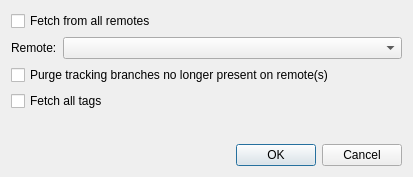
bokic/gitmaster, file qgitfetchdialog.ui: the form before one commit.
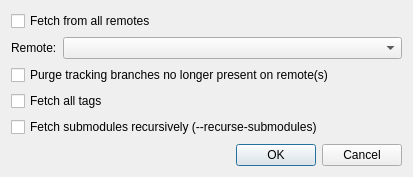
The form after the commit.

Commit message: Implement Recursive Submodule Fetch/Pull

What changed in the file:
```diff
--- a/qgitfetchdialog.ui
+++ b/qgitfetchdialog.ui
@@ -56,6 +56,13 @@
      </property>
     </widget>
    </item>
+   <item>
+    <widget class="QCheckBox" name="checkBox_recurseSubmodules">
+     <property name="text">
+      <string>Fetch submodules recursively (--recurse-submodules)</string>
+     </property>
+    </widget>
+   </item>
    <item>
     <spacer name="verticalSpacer">
      <property name="orientation">
```
The commit also changes 10 other files.
